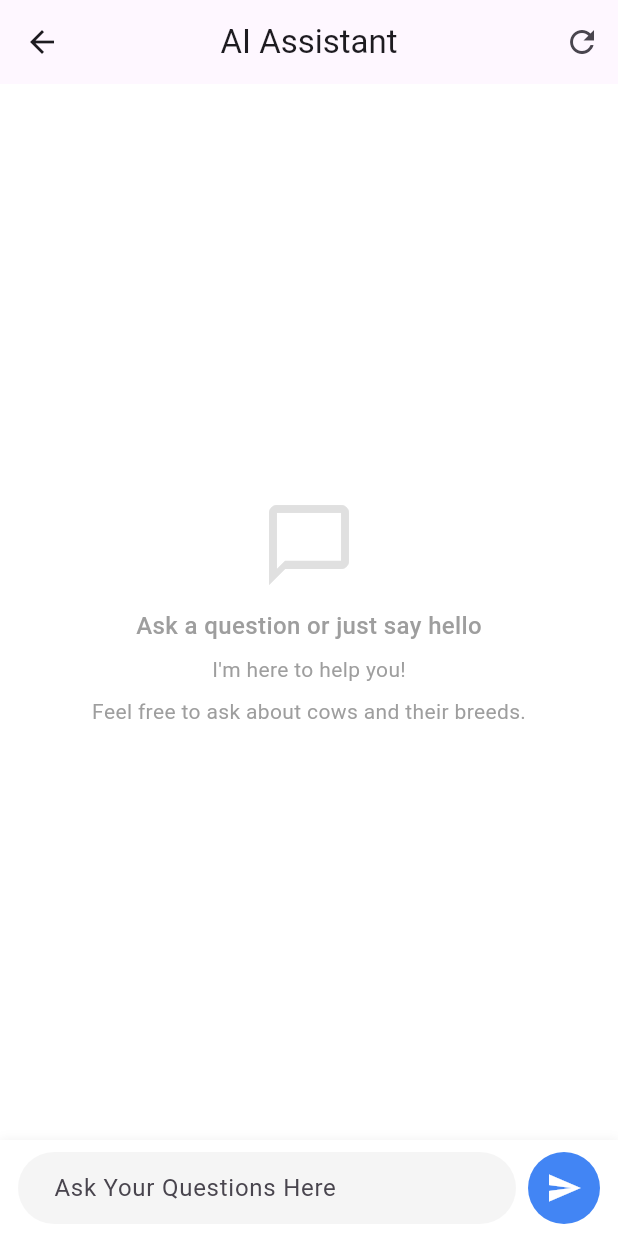
After one commit to GauSampada/App-GauSampada, a Flutter app: the _ChatScreenContent screen opened directly, after a tap on the "send" icon, on a phone screen of 412 x 824 dp. The commit adds this screen. Run offline on Flutter 3.47's test engine with Material 3 defaults, Android fonts, the phone set to English and light mode, and no system bars; our stand-ins replace firebase_core, image_picker; missing offline and left inert: formatted_text; accounts and stored records are empty.

Commit message:
feat: ai assis

```diff
--- a/lib/main.dart
+++ b/lib/main.dart
@@ -6,6 +6,7 @@ import 'package:gausampada/firebase_options.dart';
 import 'package:provider/provider.dart';
 
 import 'screens/DiseasePrediction/disease_prediction.dart';
+import 'screens/chat_bot/ai_assistance.dart';
 
 void main() async {
   WidgetsFlutterBinding.ensureInitialized();
@@ -25,6 +26,7 @@ class MyApp extends StatelessWidget {
       providers: [
         ChangeNotifierProvider(create: (_) => AiProvider()),
         ChangeNotifierProvider(create: (_) => ImagePickerService()),
+        ChangeNotifierProvider(create: (_) => ChatProvider())
       ],
       child: MaterialApp(
           title: 'GauSampada',
--- /dev/null
+++ b/lib/screens/chat_bot/ai_assistance.dart
@@ -0,0 +1,323 @@
+import 'dart:convert';
+
+import 'package:flutter/material.dart';
+import 'package:provider/provider.dart';
+import 'package:http/http.dart' as http;
+
+import 'widgets/typing_indicator.dart';
+
+class ChatMessage {
+  final String text;
+  final bool isUser;
+  final DateTime timestamp;
+
+  ChatMessage({required this.text, required this.isUser, DateTime? timestamp})
+      : timestamp = timestamp ?? DateTime.now();
+}
+
+// Enhanced AiProvider with chat functionality
+class ChatProvider extends ChangeNotifier {
+  final List<ChatMessage> _messages = [];
+  bool _isTyping = false;
+  final ScrollController scrollController = ScrollController();
+
+  // Getters
+  List<ChatMessage> get messages => _messages;
+  bool get isTyping => _isTyping;
+
+  // Send message and get AI response
+  Future<void> sendMessage(String text) async {
+    if (text.trim().isEmpty) return;
+
+    // Add user message
+    _messages.add(ChatMessage(text: text, isUser: true));
+    _isTyping = true;
+    notifyListeners();
+    scrollToBottom();
+
+    try {
+      // Use the existing text_to_text endpoint
+      final result = await _getTextResponse(text);
+
+      // Add AI response
+      _messages.add(ChatMessage(text: result, isUser: false));
+    } catch (e) {
+      // Add error message
+      _messages.add(ChatMessage(
+        text: 'Sorry, I encountered an error: $e',
+        isUser: false,
+      ));
+    } finally {
+      _isTyping = false;
+      notifyListeners();
+      scrollToBottom();
+    }
+  }
+
+  // Call the text_to_text API
+  Future<String> _getTextResponse(String prompt) async {
+    // Using your existing API client
+    final response = await http.post(
+      Uri.parse('http://10.0.43.124:5000/text_to_text'),
+      headers: {'Content-Type': 'application/json'},
+      body: jsonEncode({'prompt': prompt}),
+    );
+
+    if (response.statusCode == 200) {
+      return jsonDecode(response.body)['result'];
+    } else {
+      throw Exception('Failed to get response: ${response.statusCode}');
+    }
+  }
+
+  void scrollToBottom() {
+    WidgetsBinding.instance.addPostFrameCallback((_) {
+      if (scrollController.hasClients) {
+        scrollController.animateTo(
+          scrollController.position.maxScrollExtent,
+          duration: const Duration(milliseconds: 300),
+          curve: Curves.easeOut,
+        );
+      }
+    });
+  }
+
+  void clearChat() {
+    _messages.clear();
+    notifyListeners();
+  }
+}
+
+// Stateless Chat Screen
+class ChatScreen extends StatelessWidget {
+  const ChatScreen({super.key});
+
+  @override
+  Widget build(BuildContext context) {
+    return ChangeNotifierProvider(
+      create: (_) => ChatProvider(),
+      child: const _ChatScreenContent(),
+    );
+  }
+}
+
+// Actual content of the chat screen
+class _ChatScreenContent extends StatelessWidget {
+  const _ChatScreenContent();
+
+  @override
+  Widget build(BuildContext context) {
+    final provider = Provider.of<ChatProvider>(context);
+    final messageController = TextEditingController();
+
+    return Scaffold(
+      backgroundColor: Colors.white,
+      appBar: AppBar(
+        title: const Text('AI Assistant'),
+        centerTitle: true,
+        actions: [
+          IconButton(
+            icon: const Icon(Icons.refresh),
+            onPressed: () => provider.clearChat(),
+          ),
+        ],
+      ),
+      body: Column(
+        children: [
+          Expanded(
+            child: _buildMessageList(context, provider),
+          ),
+          _buildMessageComposer(context, provider, messageController),
+        ],
+      ),
+    );
+  }
+
+  Widget _buildMessageList(BuildContext context, ChatProvider provider) {
+    return provider.messages.isEmpty
+        ? Center(
+            child: Column(
+              mainAxisAlignment: MainAxisAlignment.center,
+              children: [
+                Icon(
+                  Icons.chat_bubble_outline,
+                  size: 64,
+                  color: Colors.grey.shade300,
+                ),
+                const SizedBox(height: 10),
+                Text(
+                  'Ask a question or just say hello',
+                  style: TextStyle(
+                    color: Colors.grey.shade500,
+                    fontSize: 16,
+                    fontWeight: FontWeight.w500,
+                  ),
+                ),
+                const SizedBox(height: 8),
+                Text(
+                  "I'm here to help you!",
+                  style: TextStyle(
+                    color: Colors.grey.shade500,
+                    fontSize: 14,
+                  ),
+                ),
+                const SizedBox(height: 8),
+                Text(
+                  "Feel free to ask about cows and their breeds.",
+                  style: TextStyle(
+                    color: Colors.grey.shade500,
+                    fontSize: 14,
+                  ),
+                ),
+              ],
+            ),
+          )
+        : ListView.builder(
+            controller: provider.scrollController,
+            padding: const EdgeInsets.symmetric(horizontal: 16, vertical: 8),
+            itemCount: provider.isTyping
+                ? provider.messages.length + 1
+                : provider.messages.length,
+            itemBuilder: (context, index) {
+              if (provider.isTyping && index == provider.messages.length) {
+                return const GeminiStyleTypingIndicator();
+              }
+
+              final message = provider.messages[index];
+              return _buildMessageBubble(context, message);
+            },
+          );
+  }
+
+  Widget _buildMessageBubble(BuildContext context, ChatMessage message) {
+    return Padding(
+      padding: const EdgeInsets.symmetric(vertical: 6),
+      child: Row(
+        mainAxisAlignment:
+            message.isUser ? MainAxisAlignment.end : MainAxisAlignment.start,
+        crossAxisAlignment: CrossAxisAlignment.end,
+        children: [
+          if (!message.isUser) _buildAvatar(isUser: false),
+          Flexible(
+            child: Container(
+              constraints: BoxConstraints(
+                maxWidth: MediaQuery.of(context).size.width * 0.75,
+              ),
+              padding: const EdgeInsets.symmetric(horizontal: 16, vertical: 12),
+              decoration: BoxDecoration(
+                color: message.isUser
+                    ? const Color(0xFF4285F4)
+                    : Colors.grey.shade100,
+                borderRadius: BorderRadius.circular(20),
+                boxShadow: [
+                  BoxShadow(
+                    color: Colors.black.withOpacity(0.05),
+                    blurRadius: 2,
+                    offset: const Offset(0, 1),
+                  ),
+                ],
+              ),
+              child: Column(
+                crossAxisAlignment: CrossAxisAlignment.start,
+                children: [
+                  Text(
+                    message.text,
+                    style: TextStyle(
+                      color: message.isUser ? Colors.white : Colors.black87,
+                      fontSize: 16,
+                    ),
+                  ),
+                ],
+              ),
+            ),
+          ),
+          if (message.isUser) _buildAvatar(isUser: true),
+        ],
+      ),
+    );
+  }
+
+  Widget _buildAvatar({required bool isUser}) {
+    return Padding(
+      padding: const EdgeInsets.symmetric(horizontal: 8),
+      child: CircleAvatar(
+        backgroundColor: isUser
+            ? const Color(0xFF4285F4).withOpacity(0.8)
+            : Colors.grey.shade200,
+        radius: 16,
+        child: Icon(
+          isUser ? Icons.person : Icons.smart_toy_outlined,
+          color: isUser ? Colors.white : const Color(0xFF4285F4),
+          size: 18,
+        ),
+      ),
+    );
+  }
+
+  Widget _buildMessageComposer(
+    BuildContext context,
+    ChatProvider provider,
+    TextEditingController controller,
+  ) {
+    return Container(
+      padding: const EdgeInsets.symmetric(horizontal: 12, vertical: 8),
+      decoration: BoxDecoration(
+        color: Colors.white,
+        boxShadow: [
+          BoxShadow(
+            color: Colors.black.withOpacity(0.05),
+            offset: const Offset(0, -1),
+            blurRadius: 5,
+          ),
+        ],
+      ),
+      child: SafeArea(
+        child: Row(
+          children: [
+            Expanded(
+              child: TextField(
+                controller: controller,
+                textCapitalization: TextCapitalization.sentences,
+                decoration: InputDecoration(
+                  hintText: 'Ask Your Questions Here',
+                  border: OutlineInputBorder(
+                    borderRadius: BorderRadius.circular(24),
+                    borderSide: BorderSide.none,
+                  ),
+                  filled: true,
+                  fillColor: Colors.grey.shade100,
+                  contentPadding: const EdgeInsets.symmetric(
+                    horizontal: 20,
+                    vertical: 12,
+                  ),
+                ),
+                onSubmitted: (text) {
+                  provider.sendMessage(text);
+                  controller.clear();
+                },
+              ),
+            ),
+            const SizedBox(width: 8),
+            GestureDetector(
+              child: Container(
+                  padding: const EdgeInsets.all(12),
+                  decoration: const BoxDecoration(
+                    color: Color(0xFF4285F4),
+                    shape: BoxShape.circle,
+                  ),
+                  child: const Center(
+                      child: Icon(
+                    Icons.send,
+                    color: Colors.white,
+                  ))),
+              onTap: () {
+                provider.sendMessage(controller.text);
+                controller.clear();
+              },
+            ),
+          ],
+        ),
+      ),
+    );
+  }
+}
```
Also changed, not shown: lib/screens/DiseasePrediction/disease_prediction.dart (+17 -0 lines), lib/screens/chat_bot/widgets/typing_indicator.dart (added, +126 -0 lines), lib/screens/home/home_screen.dart (added).
